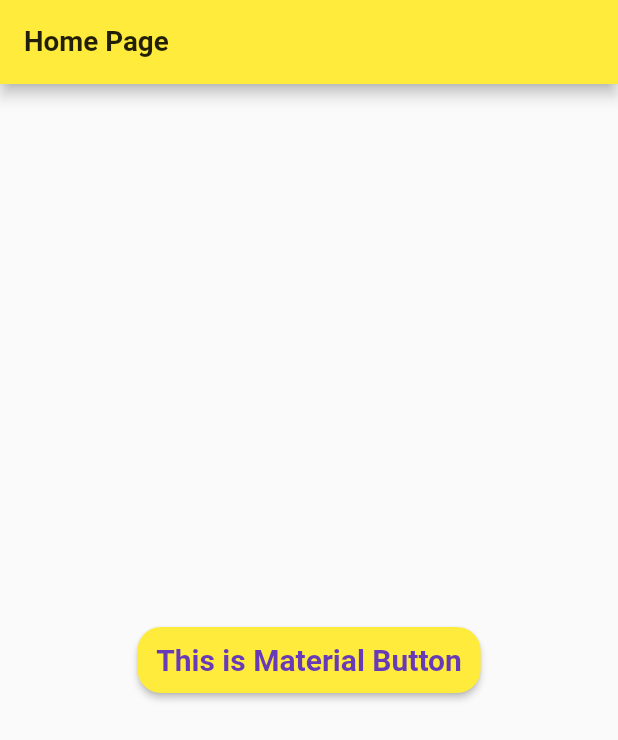
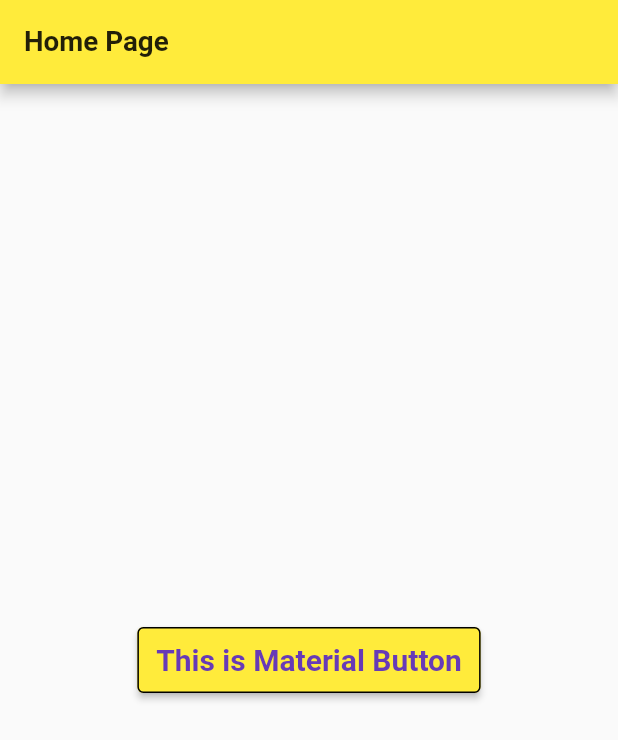
Before and after one commit to TasnuvaOshin/Flutter_Dart_Basic, a Flutter app: the screen it shows after launch, on a phone screen of 412 x 824 dp. Shown: the top 740 px of the screen. Run offline on Flutter 3.47's test engine with Material 2 defaults, Android fonts, the phone set to English and light mode, and no system bars.

Commit message:
Ma Button

```diff
--- a/lib/main.dart
+++ b/lib/main.dart
@@ -42,10 +42,7 @@ body: Center(
     onPressed: (){},
     color: Colors.yellow,
     padding: EdgeInsets.symmetric(vertical: 10.5,horizontal: 12.5),
-    shape: RoundedRectangleBorder(
-         borderRadius: BorderRadius.circular(15.7),
-
-    ),
+    shape: OutlineInputBorder(),
     child: Text(
        "This is Material Button",
        style: TextStyle(
```
